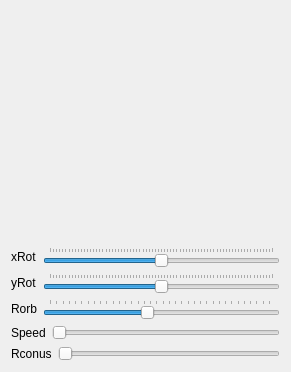
Qt form MyOpenGL/window.ui (Zar13st/Qt-OpenGl-TestTask) before a commit.
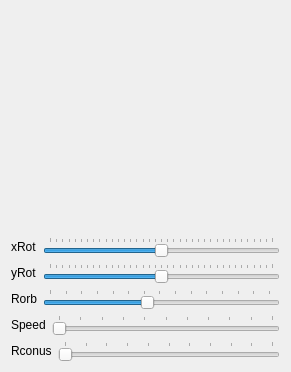
The same form after that commit. Custom widgets are drawn as their Qt base class.

What changed in the file:
```diff
--- a/MyOpenGL/window.ui
+++ b/MyOpenGL/window.ui
@@ -48,7 +48,7 @@
         <number>5</number>
        </property>
        <property name="pageStep">
-        <number>5</number>
+        <number>10</number>
        </property>
        <property name="value">
         <number>0</number>
@@ -60,7 +60,7 @@
         <enum>QSlider::TicksAbove</enum>
        </property>
        <property name="tickInterval">
-        <number>5</number>
+        <number>10</number>
        </property>
       </widget>
      </item>
@@ -87,7 +87,7 @@
         <number>5</number>
        </property>
        <property name="pageStep">
-        <number>5</number>
+        <number>10</number>
        </property>
        <property name="value">
         <number>0</number>
@@ -99,7 +99,7 @@
         <enum>QSlider::TicksAbove</enum>
        </property>
        <property name="tickInterval">
-        <number>5</number>
+        <number>10</number>
        </property>
       </widget>
      </item>
@@ -126,7 +126,7 @@
         <number>100</number>
        </property>
        <property name="pageStep">
-        <number>100</number>
+        <number>250</number>
        </property>
        <property name="value">
         <number>8000</number>
@@ -138,7 +138,7 @@
         <enum>QSlider::TicksAbove</enum>
        </property>
        <property name="tickInterval">
-        <number>100</number>
+        <number>250</number>
        </property>
       </widget>
      </item>
@@ -167,8 +167,11 @@
        <property name="orientation">
         <enum>Qt::Horizontal</enum>
        </property>
+       <property name="tickPosition">
+        <enum>QSlider::TicksAbove</enum>
+       </property>
        <property name="tickInterval">
-        <number>25</number>
+        <number>100</number>
        </property>
       </widget>
      </item>
@@ -185,9 +188,27 @@
      </item>
      <item>
       <widget class="QSlider" name="horizontalSlider">
+       <property name="minimum">
+        <number>1</number>
+       </property>
+       <property name="maximum">
+        <number>1000</number>
+       </property>
+       <property name="singleStep">
+        <number>100</number>
+       </property>
+       <property name="pageStep">
+        <number>100</number>
+       </property>
        <property name="orientation">
         <enum>Qt::Horizontal</enum>
        </property>
+       <property name="tickPosition">
+        <enum>QSlider::TicksAbove</enum>
+       </property>
+       <property name="tickInterval">
+        <number>100</number>
+       </property>
       </widget>
      </item>
     </layout>
```
Left out of the diff: 6 changed lines with no effect on the pictures.
